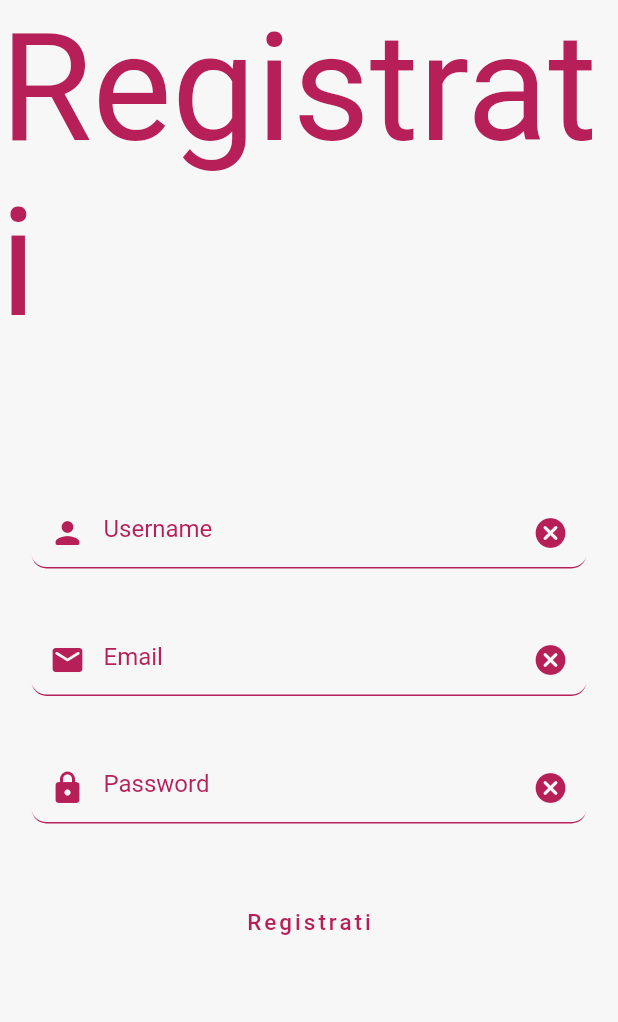
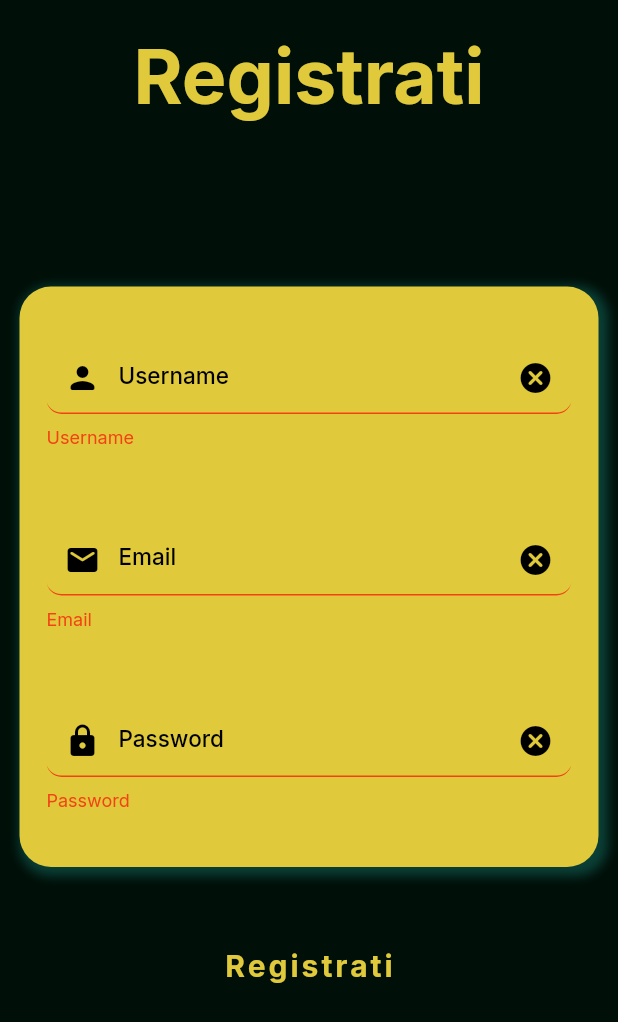
Before and after one commit to mirafiorielia/brinder, a Flutter app: the RegistrationPage screen opened directly, after a tap on "Registrati", on a phone screen of 412 x 824 dp. Shown: the top 1022 px of the screen. Run offline on Flutter 3.47's test engine with Material 2 defaults, Android fonts, the phone set to English and light mode, and no system bars; our stand-ins replace firebase_auth, firebase_core, google_fonts; accounts and stored records are empty.

Commit message:
- adding login_page.dart - adding registration_page.dart

```diff
--- a/lib/CustomWidgets/custom_background.dart
+++ b/lib/CustomWidgets/custom_background.dart
@@ -22,6 +22,14 @@ class CustomBackground extends StatelessWidget {
       decoration: BoxDecoration(
         color: backgroundColor,
         borderRadius: const BorderRadius.all(Radius.circular(21)),
+        boxShadow: [
+          BoxShadow(
+            color: secondary.withOpacity(0.50),
+            blurRadius: 5,
+            spreadRadius: 3,
+            offset: const Offset(3, 3),
+          ),
+        ],
       ),
       child: child,
     );
--- a/lib/CustomWidgets/custom_textfield.dart
+++ b/lib/CustomWidgets/custom_textfield.dart
@@ -36,7 +36,7 @@ class CustomTextField extends StatelessWidget {
         controller: controller,
         keyboardType: inputType,
         style: TextStyle(color: textColor),
-        cursorColor: Colors.white,
+        cursorColor: textColor,
         minLines: 1,
         maxLines: 20,
         onChanged: (value) {},
@@ -62,6 +62,23 @@ class CustomTextField extends StatelessWidget {
           ),
           suffixIconColor: iconColor,
           hintText: hint,
+          hintStyle: Theme.of(context).textTheme.bodyText1?.merge(
+                TextStyle(
+                  color: textColor,
+                ),
+              ),
+          border: UnderlineInputBorder(
+            borderSide: BorderSide(color: textColor),
+            borderRadius: const BorderRadius.all(Radius.circular(10)),
+          ),
+          enabledBorder: UnderlineInputBorder(
+            borderSide: BorderSide(color: textColor),
+            borderRadius: const BorderRadius.all(Radius.circular(10)),
+          ),
+          focusedBorder: UnderlineInputBorder(
+            borderSide: BorderSide(color: textColor),
+            borderRadius: const BorderRadius.all(Radius.circular(10)),
+          ),
         ),
       ),
     );
--- a/lib/LoginPages/registration_page.dart
+++ b/lib/LoginPages/registration_page.dart
@@ -17,6 +17,8 @@ class _RegistrationPageState extends State<RegistrationPage> {
       emailController,
       passwordController;
 
+  final GlobalKey<FormState> _formKey = GlobalKey<FormState>();
+
   @override
   void initState() {
     usernameController = TextEditingController(text: '');
@@ -34,24 +36,39 @@ class _RegistrationPageState extends State<RegistrationPage> {
   }
 
   Widget _buildRegisterButton() {
-    return TextButton(
+    return Container(
+      margin: const EdgeInsets.symmetric(horizontal: 21),
+      child: Row(
+        mainAxisSize: MainAxisSize.max,
+        mainAxisAlignment: MainAxisAlignment.center,
+        crossAxisAlignment: CrossAxisAlignment.center,
+        children: [
+          TextButton(
             onPressed: () async {
-        String username = usernameController.text.toString();
-        String email = emailController.text.toString();
+              String username = usernameController.text.toLowerCase();
+              String email = emailController.text.toLowerCase();
               String password = passwordController.text.toString();
 
-        if (username.isEmpty || email.isEmpty || password.isEmpty) return;
+              if (!_formKey.currentState!.validate()) {
+                print('MANCANO I CAMPI');
+                return;
+              }
 
               await FirebaseApi.createUser(email, password);
+
+              if (mounted) return;
+              Navigator.of(context).pop();
             },
             child: Text(
               'Registrati',
-        style: Theme.of(context).textTheme.bodyText1?.merge(
+              style: Theme.of(context).textTheme.headline1?.merge(
                     const TextStyle(
-                color: primary,
                       letterSpacing: 2,
                     ),
                   ),
+            ),
+          ),
+        ],
       ),
     );
   }
@@ -62,11 +79,13 @@ class _RegistrationPageState extends State<RegistrationPage> {
       hint: 'Password',
       prefixIcon: Icons.lock_rounded,
       suffixIcon: Icons.cancel_rounded,
+      textColor: onPrimary,
+      iconColor: onPrimary,
       inputType: TextInputType.visiblePassword,
       onSuffixIconPressed: () {
         passwordController.clear();
       },
-      margin: const EdgeInsets.symmetric(horizontal: 21, vertical: 8),
+      margin: const EdgeInsets.symmetric(horizontal: 5, vertical: 8),
     );
   }
 
@@ -76,11 +95,13 @@ class _RegistrationPageState extends State<RegistrationPage> {
       hint: 'Email',
       prefixIcon: Icons.email_rounded,
       suffixIcon: Icons.cancel_rounded,
+      textColor: onPrimary,
+      iconColor: onPrimary,
       inputType: TextInputType.emailAddress,
       onSuffixIconPressed: () {
         emailController.clear();
       },
-      margin: const EdgeInsets.symmetric(horizontal: 21, vertical: 8),
+      margin: const EdgeInsets.symmetric(horizontal: 5, vertical: 8),
     );
   }
 
@@ -90,22 +111,25 @@ class _RegistrationPageState extends State<RegistrationPage> {
       hint: 'Username',
       prefixIcon: Icons.person_rounded,
       suffixIcon: Icons.cancel_rounded,
+      textColor: onPrimary,
+      iconColor: onPrimary,
       inputType: TextInputType.emailAddress,
       onSuffixIconPressed: () {
         usernameController.clear();
       },
-      margin: const EdgeInsets.symmetric(horizontal: 21, vertical: 8),
+      margin: const EdgeInsets.symmetric(horizontal: 5, vertical: 8),
     );
   }
 
   Widget _buildTitle() {
-    return Text(
+    return Container(
+      margin: const EdgeInsets.only(top: 21, bottom: 13),
+      child: Text(
         'Registrati',
         style: Theme.of(context).textTheme.headline1?.merge(
               const TextStyle(
-              color: primary,
-              fontSize: 100,
-              fontWeight: FontWeight.normal,
+                fontSize: 50,
+              ),
             ),
       ),
     );
@@ -121,7 +145,6 @@ class _RegistrationPageState extends State<RegistrationPage> {
           crossAxisAlignment: CrossAxisAlignment.center,
           children: [
             _buildTitle(),
-            const SizedBox(height: 89),
             Expanded(
               child: SingleChildScrollView(
                 physics: const BouncingScrollPhysics(),
@@ -130,11 +153,27 @@ class _RegistrationPageState extends State<RegistrationPage> {
                   mainAxisAlignment: MainAxisAlignment.center,
                   crossAxisAlignment: CrossAxisAlignment.center,
                   children: [
+                    const SizedBox(height: 89),
+                    CustomBackground(
+                      backgroundColor: primary,
+                      child: Form(
+                        key: _formKey,
+                        child: Column(
+                          mainAxisSize: MainAxisSize.min,
+                          mainAxisAlignment: MainAxisAlignment.center,
+                          crossAxisAlignment: CrossAxisAlignment.center,
+                          children: [
+                            const SizedBox(height: 21),
                             _buildUsernameField(),
+                            const SizedBox(height: 34),
+                            _buildEmailField(),
+                            const SizedBox(height: 34),
+                            _buildPasswordField(),
                             const SizedBox(height: 21),
-                    _buildEmailField(),
-                    const SizedBox(height: 21),
-                    _buildPasswordField(),
+                          ],
+                        ),
+                      ),
+                    ),
                     const SizedBox(height: 34),
                     _buildRegisterButton(),
                   ],
--- a/lib/Utils/colors.dart
+++ b/lib/Utils/colors.dart
@@ -1,14 +1,12 @@
 import 'package:flutter/material.dart';
 
 ///primary colors
-const Color primary = Color(0xFFB61F58);
-const Color primaryLight = Color(0xFFE85790);
-const Color background = Color(0xFFF7F7F7);
-
-///secondary colors
-const Color secondary = Color(0xFF29AB1E);
-const Color secondaryLight = Color(0xFF6EB766);
+const Color primary = Color(0xFFE0CA3C);
+const Color secondary = Color(0xFF136F63);
+const Color background = Color(0xFF000F08);
+const Color error = Color(0xFFF34213);
 
 ///on colors
-const Color onPrimary = Color(0xFFFFFFFF);
+const Color onPrimary = Color(0xFF000000);
 const Color onSecondary = Color(0xFFFFFFFF);
+const Color onBackground = Color(0xFFFFFFFF);
--- a/lib/Utils/themes.dart
+++ b/lib/Utils/themes.dart
@@ -9,8 +9,8 @@ final ThemeData lightTheme = ThemeData(
   backgroundColor: background,
   scaffoldBackgroundColor: background,
   dialogBackgroundColor: background,
-  splashColor: primaryLight,
-  fontFamily: GoogleFonts.lobsterTwo().fontFamily,
+  splashColor: primary,
+  fontFamily: GoogleFonts.inter().fontFamily,
   textTheme: const TextTheme(
     headline1: TextStyle(
       color: primary,
@@ -80,7 +80,7 @@ final ThemeData lightTheme = ThemeData(
         //fontSize: 18,
       ),
       side: const BorderSide(
-        color: primaryLight,
+        color: primary,
         width: 2,
       ),
       shape: const StadiumBorder(),
@@ -92,7 +92,7 @@ final ThemeData lightTheme = ThemeData(
     labelStyle: TextStyle(color: primary),
     helperStyle: TextStyle(color: primary),
     hintStyle: TextStyle(color: primary),
-    errorStyle: TextStyle(color: Colors.red),
+    errorStyle: TextStyle(color: error),
     iconColor: primary,
     prefixIconColor: primary,
     suffixIconColor: primary,
@@ -113,7 +113,7 @@ final ThemeData lightTheme = ThemeData(
       borderRadius: BorderRadius.all(Radius.circular(10)),
     ),
     errorBorder: UnderlineInputBorder(
-      borderSide: BorderSide(color: Colors.red),
+      borderSide: BorderSide(color: error),
       borderRadius: BorderRadius.all(Radius.circular(10)),
     ),
   ),
```
Also changed, not shown: lib/CustomWidgets/addyou_form_radio.dart (deleted, +0 -117 lines), lib/CustomWidgets/addyou_icon_button.dart (deleted, +0 -50 lines), lib/CustomWidgets/addyou_icon_friend.dart (deleted, +0 -50 lines), lib/LoginPages/login_page.dart (+79 -15 lines). Lines whose indentation alone changed are shown as unchanged.
